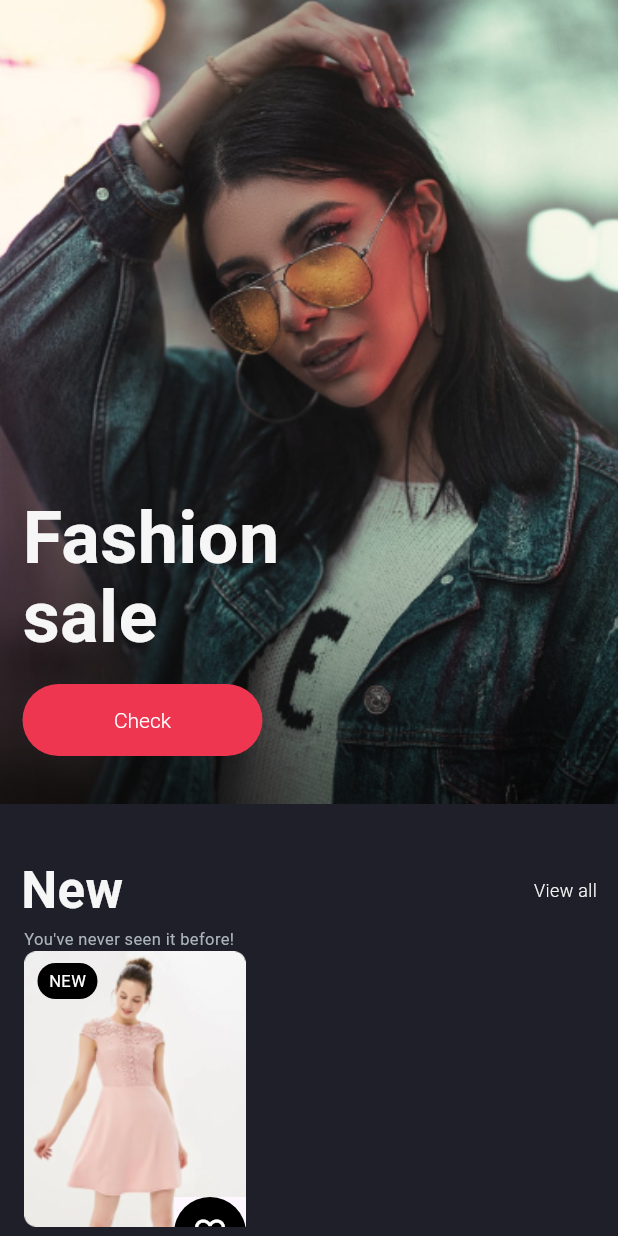
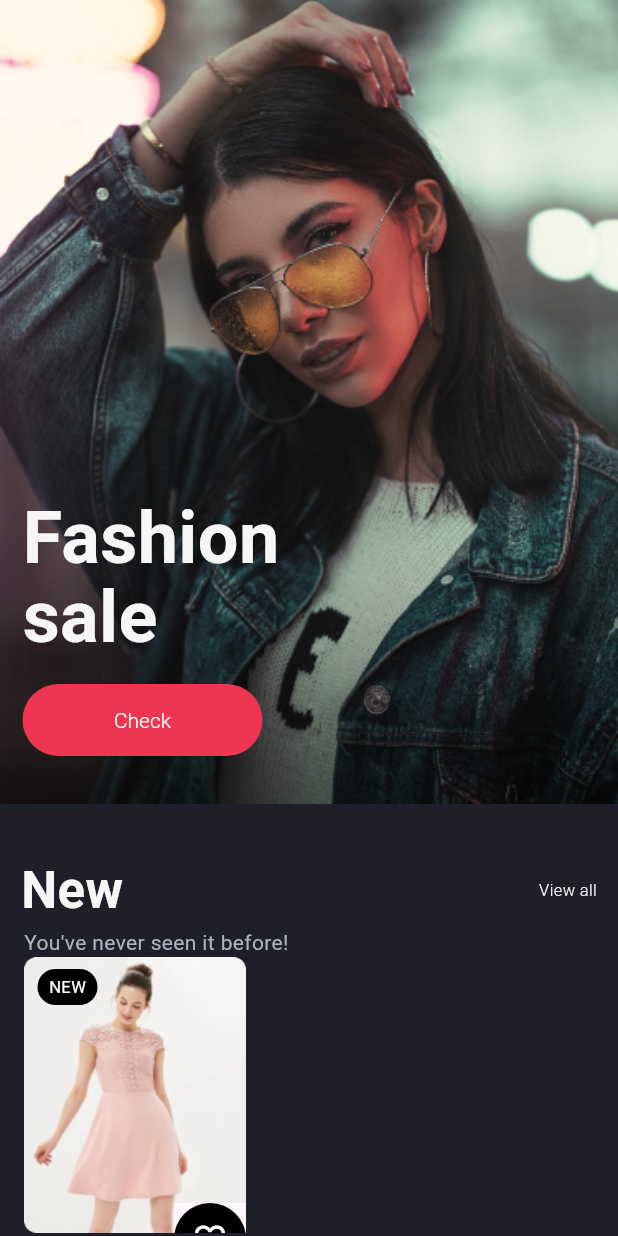
Before and after one commit to kchasiotis/portofolio_e_commerce, a Flutter app: the Home screen opened by its route, on a phone screen of 412 x 824 dp. Run offline on Flutter 3.47's test engine with Material 3 defaults, Android fonts, the phone set to English and light mode, and no system bars.

Commit message:
Refactors code

```diff
--- a/lib/pages/home_screen/home.dart
+++ b/lib/pages/home_screen/home.dart
@@ -1,10 +1,8 @@
-// create stateless widget
 import 'package:flutter/cupertino.dart';
 import 'package:flutter/material.dart';
 import 'package:portofolio_e_commerce/pages/product_card/product_card.dart';
 
 import '../../widgets/headers.dart';
-import '../../widgets/primary_button.dart';
 
 class Home extends StatelessWidget {
   const Home({super.key});
@@ -59,8 +57,7 @@ class Home extends StatelessWidget {
                   ),
                 )
               ])),
-          Container(
-            child: const Column(
+          const Column(
             crossAxisAlignment: CrossAxisAlignment.start,
             children: [
               SizedBox(height: 33),
@@ -73,7 +70,7 @@ class Home extends StatelessWidget {
                     Text('View all',
                         style: TextStyle(
                             color: Color(0xffF6F6F6),
-                              fontSize: 12,
+                            fontSize: 11,
                             fontWeight: FontWeight.w300))
                   ],
                 ),
@@ -82,7 +79,7 @@ class Home extends StatelessWidget {
                 padding: EdgeInsets.only(left: 16),
                 child: Text(
                   'You\'ve never seen it before!',
-                    style: TextStyle(color: Color(0xffABB4BD), fontSize: 11),
+                  style: TextStyle(color: Color(0xffABB4BD)),
                 ),
               ),
               Padding(
@@ -98,7 +95,6 @@ class Home extends StatelessWidget {
               ),
               SizedBox(height: 16),
             ],
-            ),
           )
         ],
       )),
```
Lines whose indentation alone changed are shown as unchanged.
